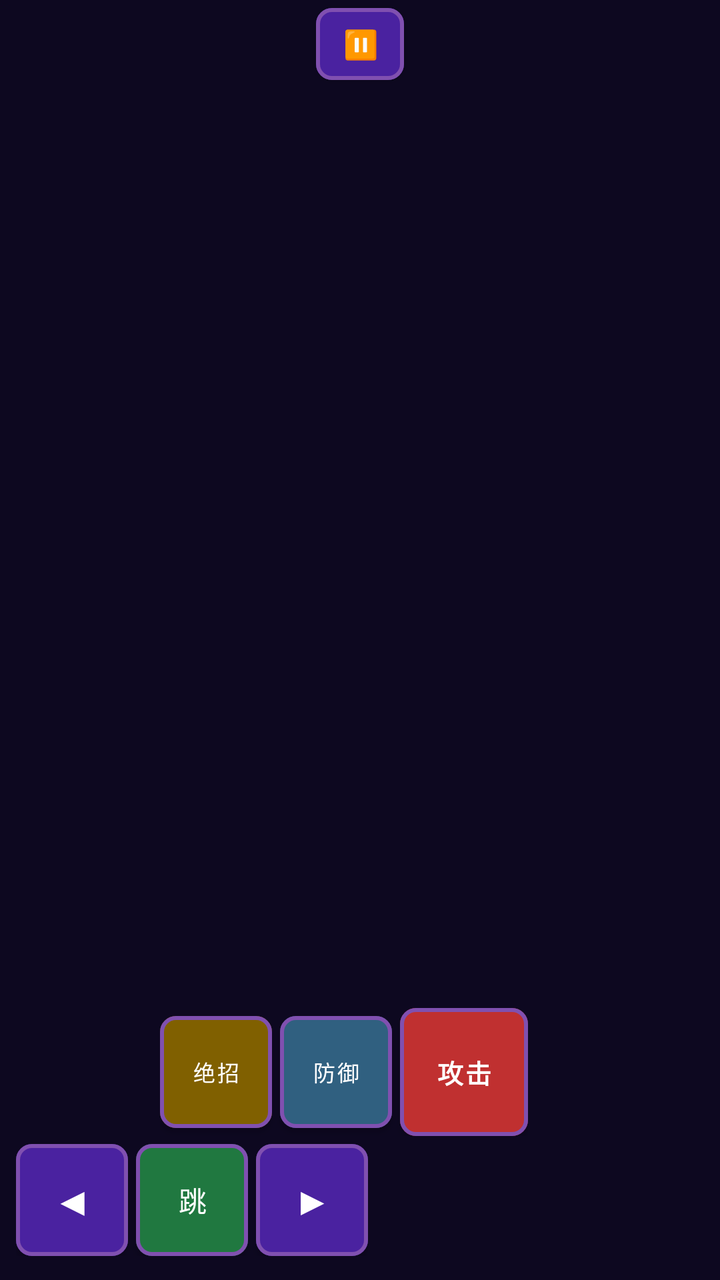
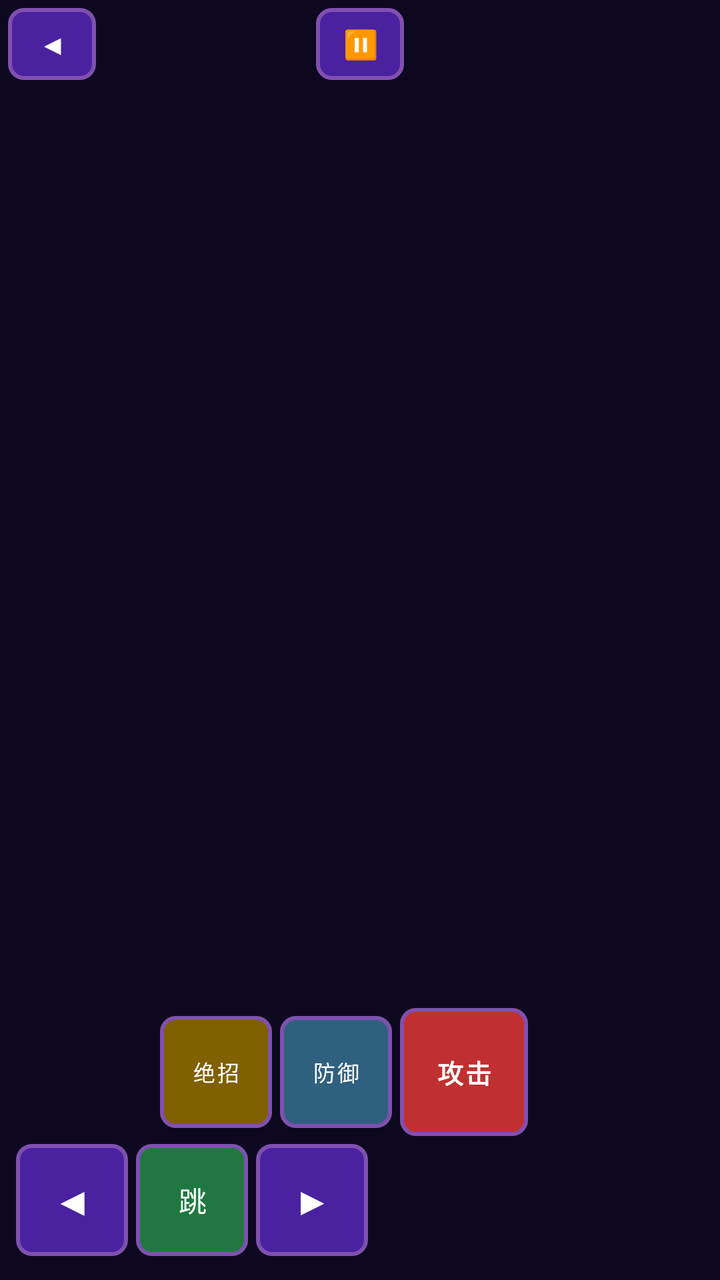

The first picture is an Android layout as it rendered before a commit; the second is the same layout after the commit. The layout source and the unified diff follow.
<!-- AndroidManifest.xml: activity theme Theme.DiyouGames.Fullscreen -->
<!-- res/layout/activity_game.xml -->
<?xml version="1.0" encoding="utf-8"?>
<FrameLayout
    xmlns:android="http://schemas.android.com/apk/res/android"
    xmlns:app="http://schemas.android.com/apk/res-auto"
    android:id="@+id/gameContainer"
    android:layout_width="match_parent"
    android:layout_height="match_parent"
    android:background="@color/background_dark">

    

    
    <LinearLayout
        android:id="@+id/p1Controls"
        android:layout_width="wrap_content"
        android:layout_height="wrap_content"
        android:orientation="vertical"
        android:layout_gravity="bottom|start"
        android:padding="8dp"
        android:layout_marginBottom="4dp">

        
        <LinearLayout
            android:layout_width="wrap_content"
            android:layout_height="wrap_content"
            android:orientation="horizontal"
            android:gravity="center_vertical"
            android:layout_marginBottom="4dp"
            android:layout_marginStart="72dp">

            <com.google.android.material.button.MaterialButton
                android:id="@+id/p1BtnSpecial"
                style="@style/Widget.DiyouGames.CombatButton.Special"
                android:layout_width="56dp"
                android:layout_height="56dp"
                android:text="绝招"
                android:textSize="11sp"
                android:layout_marginEnd="4dp" />

            <com.google.android.material.button.MaterialButton
                android:id="@+id/p1BtnBlock"
                style="@style/Widget.DiyouGames.CombatButton.Block"
                android:layout_width="56dp"
                android:layout_height="56dp"
                android:text="防御"
                android:textSize="11sp"
                android:layout_marginEnd="4dp" />

            <com.google.android.material.button.MaterialButton
                android:id="@+id/p1BtnAttack"
                style="@style/Widget.DiyouGames.CombatButton.Attack"
                android:layout_width="64dp"
                android:layout_height="64dp"
                android:text="攻击"
                android:textSize="13sp"
                android:textStyle="bold" />
        </LinearLayout>

        
        <LinearLayout
            android:layout_width="wrap_content"
            android:layout_height="wrap_content"
            android:orientation="horizontal"
            android:gravity="center_vertical">

            <com.google.android.material.button.MaterialButton
                android:id="@+id/p1BtnLeft"
                style="@style/Widget.DiyouGames.CombatButton"
                android:layout_width="56dp"
                android:layout_height="56dp"
                android:text="◀"
                android:textSize="20sp"
                android:layout_marginEnd="4dp" />

            <com.google.android.material.button.MaterialButton
                android:id="@+id/p1BtnJump"
                style="@style/Widget.DiyouGames.CombatButton.Jump"
                android:layout_width="56dp"
                android:layout_height="56dp"
                android:text="跳"
                android:textSize="14sp"
                android:layout_marginEnd="4dp" />

            <com.google.android.material.button.MaterialButton
                android:id="@+id/p1BtnRight"
                style="@style/Widget.DiyouGames.CombatButton"
                android:layout_width="56dp"
                android:layout_height="56dp"
                android:text="▶"
                android:textSize="20sp" />
        </LinearLayout>

    </LinearLayout>

    
    <LinearLayout
        android:id="@+id/p2Controls"
        android:layout_width="wrap_content"
        android:layout_height="wrap_content"
        android:orientation="vertical"
        android:layout_gravity="bottom|end"
        android:padding="8dp"
        android:layout_marginBottom="4dp"
        android:visibility="gone">

        <LinearLayout
            android:layout_width="wrap_content"
            android:layout_height="wrap_content"
            android:orientation="horizontal"
            android:gravity="center_vertical"
            android:layout_marginBottom="4dp">

            <com.google.android.material.button.MaterialButton
                android:id="@+id/p2BtnAttack"
                style="@style/Widget.DiyouGames.CombatButton.Attack"
                android:layout_width="64dp"
                android:layout_height="64dp"
                android:text="攻击"
                android:textSize="13sp"
                android:textStyle="bold"
                android:layout_marginEnd="4dp" />

            <com.google.android.material.button.MaterialButton
                android:id="@+id/p2BtnBlock"
                style="@style/Widget.DiyouGames.CombatButton.Block"
                android:layout_width="56dp"
                android:layout_height="56dp"
                android:text="防御"
                android:textSize="11sp"
                android:layout_marginEnd="4dp" />

            <com.google.android.material.button.MaterialButton
                android:id="@+id/p2BtnSpecial"
                style="@style/Widget.DiyouGames.CombatButton.Special"
                android:layout_width="56dp"
                android:layout_height="56dp"
                android:text="绝招"
                android:textSize="11sp" />
        </LinearLayout>

        <LinearLayout
            android:layout_width="wrap_content"
            android:layout_height="wrap_content"
            android:orientation="horizontal"
            android:gravity="center_vertical">

            <com.google.android.material.button.MaterialButton
                android:id="@+id/p2BtnLeft"
                style="@style/Widget.DiyouGames.CombatButton"
                android:layout_width="56dp"
                android:layout_height="56dp"
                android:text="◀"
                android:textSize="20sp"
                android:layout_marginEnd="4dp" />

            <com.google.android.material.button.MaterialButton
                android:id="@+id/p2BtnJump"
                style="@style/Widget.DiyouGames.CombatButton.Jump"
                android:layout_width="56dp"
                android:layout_height="56dp"
                android:text="跳"
                android:textSize="14sp"
                android:layout_marginEnd="4dp" />

            <com.google.android.material.button.MaterialButton
                android:id="@+id/p2BtnRight"
                style="@style/Widget.DiyouGames.CombatButton"
                android:layout_width="56dp"
                android:layout_height="56dp"
                android:text="▶"
                android:textSize="20sp" />
        </LinearLayout>

    </LinearLayout>

    
    <com.google.android.material.button.MaterialButton
        android:id="@+id/btnPause"
        style="@style/Widget.DiyouGames.CombatButton"
        android:layout_width="44dp"
        android:layout_height="36dp"
        android:text="⏸"
        android:textSize="14sp"
        android:layout_gravity="top|center_horizontal"
        android:layout_marginTop="4dp" />

</FrameLayout>
<!-- resources referenced by this layout -->
<resources>
  <color name="background_dark">#0D0820</color>
  <style name="Widget.DiyouGames.CombatButton" parent="Widget.MaterialComponents.Button">
          <item name="backgroundTint">@color/btn_primary</item>
          <item name="android:textColor">@color/text_primary</item>
          <item name="android:textSize">12sp</item>
          <item name="cornerRadius">8dp</item>
          <item name="strokeWidth">2dp</item>
          <item name="strokeColor">@color/btn_border</item>
          <item name="android:minWidth">0dp</item>
          <item name="android:minHeight">0dp</item>
          <item name="android:padding">4dp</item>
          <item name="android:insetTop">0dp</item>
          <item name="android:insetBottom">0dp</item>
      </style>
  <style name="Widget.DiyouGames.CombatButton.Attack">
          <item name="backgroundTint">@color/btn_attack</item>
      </style>
  <style name="Widget.DiyouGames.CombatButton.Block">
          <item name="backgroundTint">@color/btn_block</item>
      </style>
  <style name="Widget.DiyouGames.CombatButton.Jump">
          <item name="backgroundTint">@color/btn_jump</item>
      </style>
  <style name="Widget.DiyouGames.CombatButton.Special">
          <item name="backgroundTint">@color/btn_special</item>
      </style>
  <style name="Theme.DiyouGames.Fullscreen" parent="Theme.DiyouGames">
          <item name="android:windowFullscreen">true</item>
          <item name="android:windowContentOverlay">@null</item>
          <item name="android:windowLayoutInDisplayCutoutMode">shortEdges</item>
      </style>
  <color name="btn_primary">#4A22A0</color>
  <color name="text_primary">#FFFFFF</color>
  <color name="btn_border">#8050B0</color>
  <color name="btn_attack">#C03030</color>
  <color name="btn_block">#306080</color>
  <color name="btn_jump">#207840</color>
  <color name="btn_special">#806000</color>
  <style name="Theme.DiyouGames" parent="Theme.MaterialComponents.DayNight.NoActionBar">
          <item name="colorPrimary">@color/primary</item>
          <item name="colorPrimaryVariant">@color/primary_variant</item>
          <item name="colorOnPrimary">@color/text_primary</item>
          <item name="colorSecondary">@color/secondary</item>
          <item name="colorSecondaryVariant">@color/secondary_variant</item>
          <item name="colorOnSecondary">@color/text_primary</item>
          <item name="android:colorBackground">@color/background_dark</item>
          <item name="colorSurface">@color/surface</item>
          <item name="colorOnSurface">@color/text_primary</item>
      </style>
  <color name="primary">#3D1A6E</color>
  <color name="primary_variant">#6A2FA0</color>
  <color name="secondary">#C87820</color>
  <color name="secondary_variant">#E8A030</color>
  <color name="surface">#251550</color>
</resources>

<!-- the commit's change to res/layout/activity_game.xml (unified diff, before → after) -->
@@ -175,6 +175,18 @@
 
     
     <com.google.android.material.button.MaterialButton
+        android:id="@+id/btnBack"
+        style="@style/Widget.DiyouGames.CombatButton"
+        android:layout_width="44dp"
+        android:layout_height="36dp"
+        android:text="◀"
+        android:textSize="14sp"
+        android:layout_gravity="top|start"
+        android:layout_marginTop="4dp"
+        android:layout_marginStart="4dp" />
+
+    
+    <com.google.android.material.button.MaterialButton
         android:id="@+id/btnPause"
         style="@style/Widget.DiyouGames.CombatButton"
         android:layout_width="44dp"
